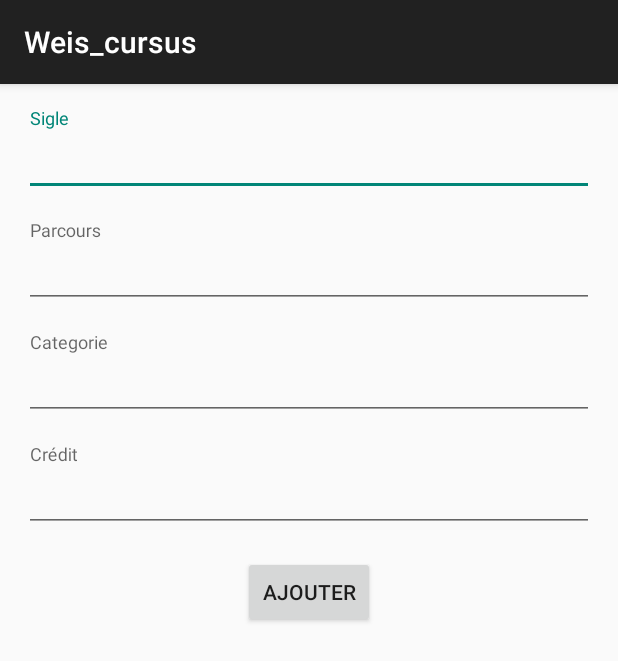
After one commit to raphaelweis/IF26, an Android app: the DBModuleAddActivity screen opened directly, with no data from a screen before it, on a phone screen of 412 x 824 dp. The commit adds this screen. Shown: the top 661 px of the screen. Run offline under Robolectric (Android 15) with nearby library versions, the phone set to English and light mode, and no system bars.

Commit message:
feat: TD07 (RecyclerView + BDOH)

```diff
--- /dev/null
+++ b/Weis_cursus/app/src/main/java/com/example/weis_cursus/DBModuleAddActivity.java
@@ -0,0 +1,53 @@
+package com.example.weis_cursus;
+
+import android.os.Bundle;
+import android.view.View;
+import android.widget.Button;
+
+import androidx.activity.EdgeToEdge;
+import androidx.appcompat.app.AppCompatActivity;
+import androidx.core.graphics.Insets;
+import androidx.core.view.ViewCompat;
+import androidx.core.view.WindowInsetsCompat;
+
+import com.google.android.material.textfield.TextInputEditText;
+import com.google.android.material.textfield.TextInputLayout;
+
+import java.util.Objects;
+
+public class DBModuleAddActivity extends AppCompatActivity {
+
+    @Override
+    protected void onCreate(Bundle savedInstanceState) {
+        super.onCreate(savedInstanceState);
+        EdgeToEdge.enable(this);
+        setContentView(R.layout.activity_dbmodule_add);
+        ViewCompat.setOnApplyWindowInsetsListener(findViewById(R.id.main), (v, insets) -> {
+            Insets systemBars = insets.getInsets(WindowInsetsCompat.Type.systemBars());
+            v.setPadding(systemBars.left, systemBars.top, systemBars.right, systemBars.bottom);
+            return insets;
+        });
+
+        final Button addBtn = findViewById(R.id.bdoh_add_btn);
+        final TextInputEditText sigleIt = findViewById(R.id.bdoh_sigle_it);
+        final TextInputEditText parcoursIt = findViewById(R.id.bdoh_parcours_it);
+        final TextInputEditText categoryIt = findViewById(R.id.bdoh_category_it);
+        final TextInputEditText creditsIt = findViewById(R.id.bdoh_credit_it);
+
+
+        addBtn.setOnClickListener(v -> {
+            final BDOpenHelper bdOpenHelper = new BDOpenHelper(this);
+
+            final Module module = new Module(
+                    Objects.requireNonNull(sigleIt.getText()).toString(),
+                    Objects.requireNonNull(parcoursIt.getText()).toString(),
+                    Objects.requireNonNull(categoryIt.getText()).toString(),
+                    Integer.parseInt(Objects.requireNonNull(creditsIt.getText()).toString())
+            );
+            bdOpenHelper.createModule(module);
+            bdOpenHelper.close();
+            finish();
+        });
+
+    }
+}
--- /dev/null
+++ b/Weis_cursus/app/src/main/res/layout/activity_dbmodule_add.xml
@@ -0,0 +1,95 @@
+<?xml version="1.0" encoding="utf-8"?>
+<androidx.constraintlayout.widget.ConstraintLayout xmlns:android="http://schemas.android.com/apk/res/android"
+        xmlns:tools="http://schemas.android.com/tools"
+        xmlns:app="http://schemas.android.com/apk/res-auto"
+        android:id="@+id/main"
+        android:layout_width="match_parent"
+        android:layout_height="match_parent"
+        tools:context=".DBModuleAddActivity">
+
+    <LinearLayout
+            android:orientation="vertical"
+            android:layout_width="match_parent"
+            android:layout_height="match_parent"
+            android:layout_margin="16dp"
+            app:layout_constraintStart_toStartOf="parent"
+            app:layout_constraintTop_toTopOf="parent">
+
+        <com.google.android.material.textfield.TextInputLayout
+                android:layout_width="match_parent"
+                android:layout_height="wrap_content"
+                app:hintEnabled="true"
+                app:expandedHintEnabled="false"
+                android:hint="@string/sigle">
+
+            <com.google.android.material.textfield.TextInputEditText
+                    android:layout_width="match_parent"
+                    android:layout_height="48dp"
+                    android:id="@+id/bdoh_sigle_it" />
+
+        </com.google.android.material.textfield.TextInputLayout>
+
+        <Space
+                android:layout_width="match_parent"
+                android:layout_height="16dp" />
+
+        <com.google.android.material.textfield.TextInputLayout
+                android:layout_width="match_parent"
+                android:layout_height="wrap_content"
+                app:hintEnabled="true"
+                app:expandedHintEnabled="false"
+                android:hint="@string/parcours">
+
+            <com.google.android.material.textfield.TextInputEditText
+                    android:layout_width="match_parent"
+                    android:layout_height="48dp"
+                    android:id="@+id/bdoh_parcours_it" />
+        </com.google.android.material.textfield.TextInputLayout>
+
+        <Space
+                android:layout_width="match_parent"
+                android:layout_height="16dp" />
+
+        <com.google.android.material.textfield.TextInputLayout
+                android:layout_width="match_parent"
+                android:layout_height="wrap_content"
+                app:hintEnabled="true"
+                app:expandedHintEnabled="false"
+                android:hint="@string/category">
+
+            <com.google.android.material.textfield.TextInputEditText
+                    android:layout_width="match_parent"
+                    android:layout_height="48dp"
+                    android:id="@+id/bdoh_category_it" />
+        </com.google.android.material.textfield.TextInputLayout>
+
+        <Space
+                android:layout_width="match_parent"
+                android:layout_height="16dp" />
+
+        <com.google.android.material.textfield.TextInputLayout
+                android:layout_width="match_parent"
+                android:layout_height="wrap_content"
+                app:hintEnabled="true"
+                app:expandedHintEnabled="false"
+                android:hint="@string/credit">
+
+            <com.google.android.material.textfield.TextInputEditText
+                    android:layout_width="match_parent"
+                    android:layout_height="48dp"
+                    android:id="@+id/bdoh_credit_it" />
+        </com.google.android.material.textfield.TextInputLayout>
+
+        <Space
+                android:layout_width="match_parent"
+                android:layout_height="16dp" />
+
+        <Button
+                android:text="@string/add"
+                android:layout_width="wrap_content"
+                android:layout_height="wrap_content"
+                android:layout_gravity="center"
+                android:id="@+id/bdoh_add_btn" />
+    </LinearLayout>
+
+</androidx.constraintlayout.widget.ConstraintLayout>
--- a/Weis_cursus/app/src/main/res/layout/module_item.xml
+++ b/Weis_cursus/app/src/main/res/layout/module_item.xml
@@ -3,11 +3,11 @@
     xmlns:app="http://schemas.android.com/apk/res-auto"
     xmlns:tools="http://schemas.android.com/tools"
     android:layout_width="match_parent"
-    android:layout_height="match_parent">
+    android:layout_height="wrap_content">
 
     <LinearLayout
         android:layout_width="match_parent"
-        android:layout_height="match_parent"
+        android:layout_height="wrap_content"
         android:layout_margin="4dp"
         android:layout_marginStart="4dp"
         android:layout_marginTop="4dp"
--- a/Weis_cursus/app/src/main/res/values/strings.xml
+++ b/Weis_cursus/app/src/main/res/values/strings.xml
@@ -7,4 +7,15 @@
     <string name="liste_complete">Liste complète</string>
     <string name="liste_des_cs">Liste des CS</string>
     <string name="modules_du_programme_isi">Modules du programme ISI</string>
+    <string name="module_recycler">Module Recycler</string>
+    <string name="recycler">Recycler</string>
+    <string name="module_bdoh">Module BDOH</string>
+    <string name="liste_des_modules">Liste des modules</string>
+    <string name="ajout_d_un_module">Ajout d\'un module</string>
+    <string name="suppression_d_un_module">Suppression d\'un module</string>
+    <string name="add">Ajouter</string>
+    <string name="credit">Crédit</string>
+    <string name="category">Categorie</string>
+    <string name="parcours">Parcours</string>
+    <string name="delete">Supprimer</string>
 </resources>
```
Also changed, not shown: Weis_cursus/app/src/main/AndroidManifest.xml (+12 -0 lines), Weis_cursus/app/src/main/java/com/example/weis_cursus/BDOpenHelper.java (added, +166 -0 lines), Weis_cursus/app/src/main/java/com/example/weis_cursus/DBModuleDelActivity.java (added, +41 -0 lines), Weis_cursus/app/src/main/java/com/example/weis_cursus/DBModuleListActivity.java (added, +41 -0 lines), Weis_cursus/app/src/main/java/com/example/weis_cursus/MainActivity.java (+36 -0 lines), Weis_cursus/app/src/main/java/com/example/weis_cursus/ModuleRecyclerActivity.java (added, +37 -0 lines), Weis_cursus/app/src/main/java/com/example/weis_cursus/ModuleRecyclerAdapter.java (added, +75 -0 lines), Weis_cursus/app/src/main/res/layout/activity_dbmodule_del.xml (added, +45 -0 lines), Weis_cursus/app/src/main/res/layout/activity_module_recycler.xml (added, +16 -0 lines), Weis_cursus/app/src/main/res/menu/main_option_menu.xml (+22 -0 lines).
